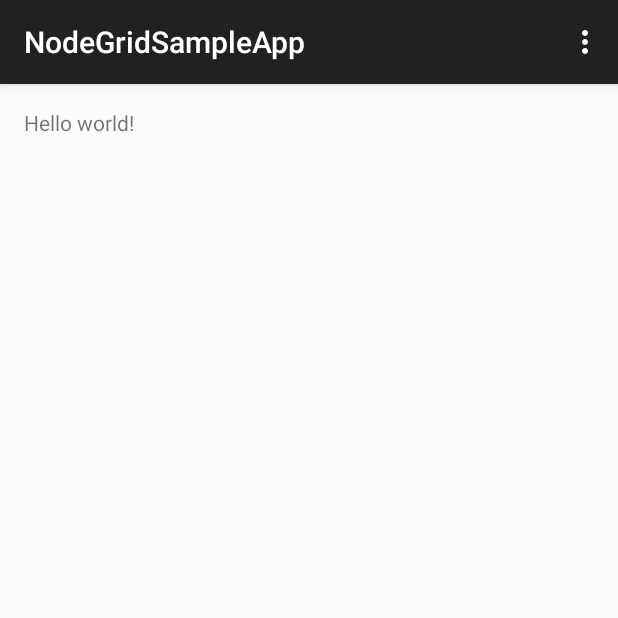
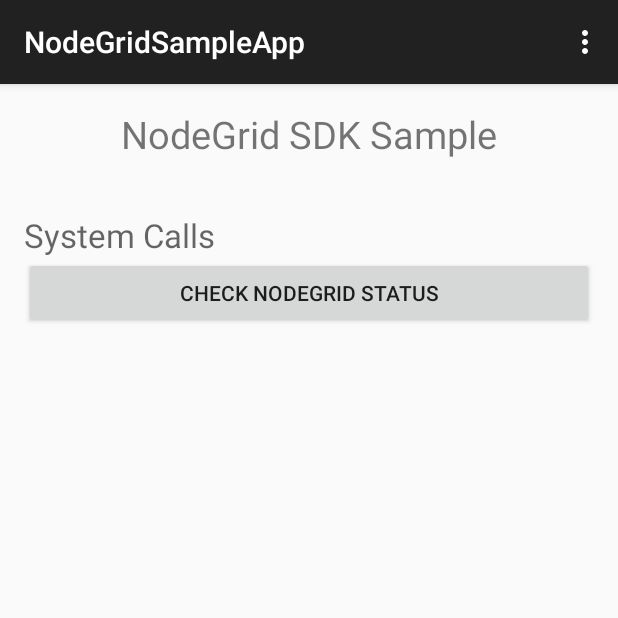
Before and after one commit to NodeGrid/nodegrid-android-sdk, an Android app: the screen it shows after launch (MainActivity), on a phone screen of 412 x 824 dp, the top half of it. Run offline under Robolectric (Android 15) with nearby library versions, the phone set to English and light mode, and no system bars.

Commit message:
Create a sample call from android sample app

```diff
--- a/app/src/main/java/com/nodegrid/android/app/MainActivity.java
+++ b/app/src/main/java/com/nodegrid/android/app/MainActivity.java
@@ -2,16 +2,41 @@ package com.nodegrid.android.app;
 
 import android.support.v7.app.ActionBarActivity;
 import android.os.Bundle;
+import android.util.Log;
 import android.view.Menu;
 import android.view.MenuItem;
+import android.view.View;
+import android.widget.Button;
+
+import com.nodegrid.android.sdk.services.connections.SystemApiCalls;
 
 
 public class MainActivity extends ActionBarActivity {
+
+    private Button checkSystemStatusBtn;
 
     @Override
     protected void onCreate(Bundle savedInstanceState) {
         super.onCreate(savedInstanceState);
         setContentView(R.layout.activity_main);
+
+        setUpView();
+    }
+
+    private void setUpView() {
+        checkSystemStatusBtn = (Button) findViewById(R.id.systemCheckBtn);
+
+        checkSystemStatusBtn.setOnClickListener(new View.OnClickListener() {
+            @Override
+            public void onClick(View v) {
+                SystemApiCalls systemApiCalls = new SystemApiCalls();
+                String response = "Null";
+                if (systemApiCalls.checkSystemStatus() != null){
+                    response = systemApiCalls.checkSystemStatus();
+                }
+                Log.d("TAG/System Status: ", response);
+            }
+        });
     }
 
     @Override
--- a/app/src/main/res/layout/activity_main.xml
+++ b/app/src/main/res/layout/activity_main.xml
@@ -5,7 +5,35 @@
     android:paddingTop="@dimen/activity_vertical_margin"
     android:paddingBottom="@dimen/activity_vertical_margin" tools:context=".MainActivity">
 
-    <TextView android:text="@string/hello_world" android:layout_width="wrap_content"
-        android:layout_height="wrap_content" />
+    <TextView
+        android:text="@string/main_title"
+        android:gravity="center"
+        android:textSize="25dp"
+        android:layout_width="fill_parent"
+        android:layout_height="wrap_content"
+        android:id="@+id/titleTextView" />
+
+    <TextView
+        android:layout_width="wrap_content"
+        android:layout_height="wrap_content"
+        android:textAppearance="?android:attr/textAppearanceMedium"
+        android:text="@string/system_calls_text"
+        android:textSize="22dp"
+        android:id="@+id/systemTitleTextView"
+        android:layout_below="@+id/titleTextView"
+        android:layout_alignParentLeft="true"
+        android:layout_alignParentStart="true"
+        android:layout_marginTop="35dp" />
+
+    <Button
+        android:layout_width="wrap_content"
+        android:layout_height="wrap_content"
+        android:text="@string/status_check_text"
+        android:id="@+id/systemCheckBtn"
+        android:layout_below="@+id/systemTitleTextView"
+        android:layout_alignParentLeft="true"
+        android:layout_alignParentStart="true"
+        android:layout_alignParentRight="true"
+        android:layout_alignParentEnd="true" />
 
 </RelativeLayout>
--- a/app/src/main/res/values/strings.xml
+++ b/app/src/main/res/values/strings.xml
@@ -2,5 +2,8 @@
     <string name="app_name">NodeGridSampleApp</string>
 
     <string name="hello_world">Hello world!</string>
+    <string name="main_title">NodeGrid SDK Sample</string>
     <string name="action_settings">Settings</string>
+    <string name="system_calls_text">System Calls</string>
+    <string name="status_check_text">Check NodeGrid Status</string>
 </resources>
--- a/nodegridsdk/src/main/AndroidManifest.xml
+++ b/nodegridsdk/src/main/AndroidManifest.xml
@@ -1,8 +1,9 @@
 <manifest xmlns:android="http://schemas.android.com/apk/res/android"
     package="com.nodegrid.android.nodegridsdk">
 
+    <uses-permission android:name="android.permission.INTERNET" />
+
     <application android:allowBackup="true" android:label="@string/app_name">
-
     </application>
 
 </manifest>
--- a/nodegridsdk/src/main/java/com/nodegrid/android/sdk/CommonUtils.java
+++ b/nodegridsdk/src/main/java/com/nodegrid/android/sdk/CommonUtils.java
@@ -6,5 +6,5 @@ package com.nodegrid.android.sdk;
  * @author Kavimal Wijewardana <kavi707@gmail.com>
  */
 public class CommonUtils {
-    public static final String NODEGRID_SERVER_URL = "";
+    public static final String NODEGRID_SERVER_URL = "http://192.168.1.4:3000";
 }
--- a/nodegridsdk/src/main/java/com/nodegrid/android/sdk/services/connections/SystemApiCalls.java
+++ b/nodegridsdk/src/main/java/com/nodegrid/android/sdk/services/connections/SystemApiCalls.java
@@ -1,4 +1,6 @@
 package com.nodegrid.android.sdk.services.connections;
+
+import com.nodegrid.android.sdk.CommonUtils;
 
 /**
  * Created by kwijewardana on 4/7/15.
@@ -6,4 +8,10 @@ package com.nodegrid.android.sdk.services.connections;
  * @author Kavimal Wijewardana <kavi707@gmail.com>
  */
 public class SystemApiCalls extends ApiConnector{
+
+    public String checkSystemStatus() {
+        String resultResponse;
+        resultResponse = sendHttpGet(CommonUtils.NODEGRID_SERVER_URL + "/system/status", null);
+        return resultResponse;
+    }
 }
```
